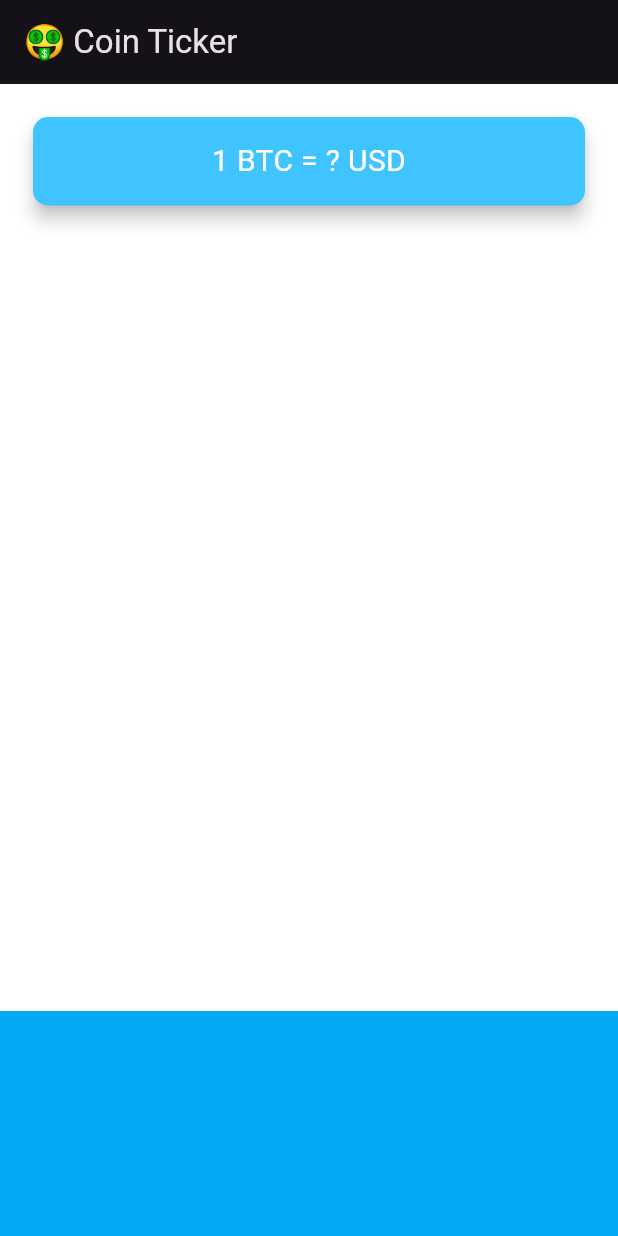
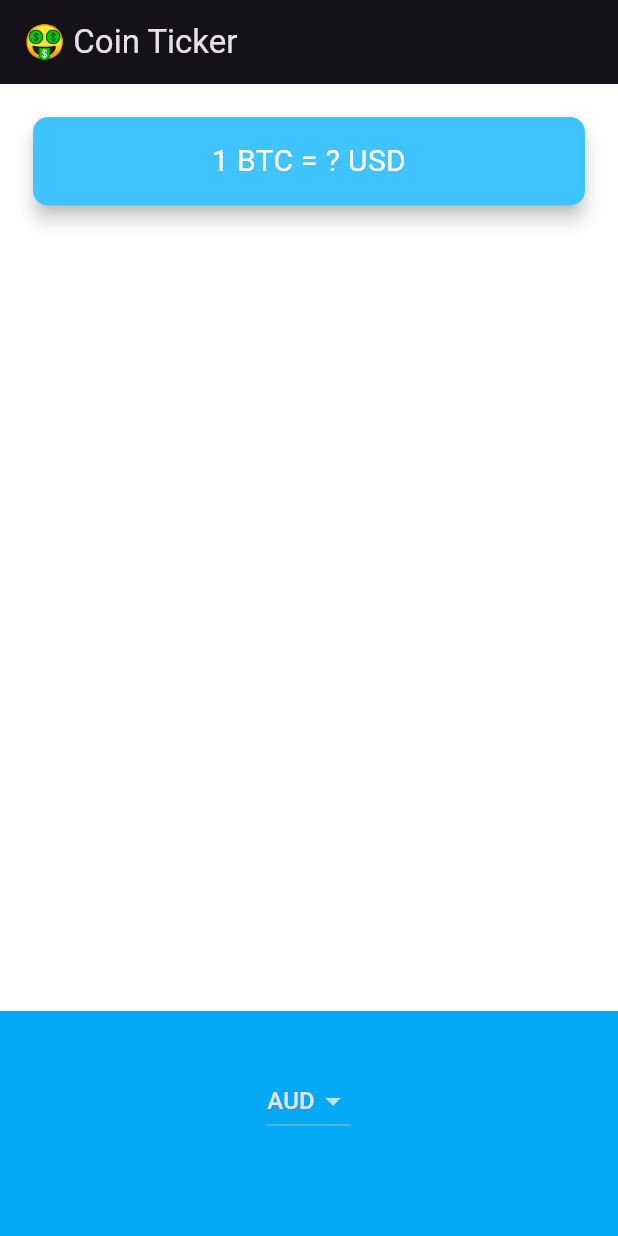
Before and after one commit to yukimiyake0607/coin_checker, a Flutter app: the screen it shows after launch, on a phone screen of 412 x 824 dp. Run offline on Flutter 3.47's test engine with Material 3 defaults, Android fonts, the phone set to English and light mode, and no system bars.

```diff
--- a/lib/price_screen.dart
+++ b/lib/price_screen.dart
@@ -6,6 +6,8 @@ class PriceScreen extends StatefulWidget {
 }
 
 class _PriceScreenState extends State<PriceScreen> {
+  String _selectedItem = 'AUD';
+
   @override
   Widget build(BuildContext context) {
     return Scaffold(
@@ -42,7 +44,27 @@ class _PriceScreenState extends State<PriceScreen> {
             alignment: Alignment.center,
             padding: EdgeInsets.only(bottom: 30.0),
             color: Colors.lightBlue,
-            child: null,
+            child: DropdownButton<String>(
+                value: _selectedItem,
+                items: const [
+                  DropdownMenuItem(
+                    child: Text('AUD'),
+                    value: 'AUD',
+                  ),
+                  DropdownMenuItem(
+                    child: Text('EUR'),
+                    value: 'EUR',
+                  ),
+                  DropdownMenuItem(
+                    child: Text('GBP'),
+                    value: 'GBP',
+                  ),
+                ],
+                onChanged: (String? value) {
+                  setState(() {
+                    _selectedItem = value!;
+                  });
+                }),
           ),
         ],
       ),
```
